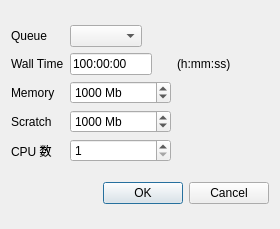
Above: src/Process/QueueResourcesDialog.ui from stone-Glitch/IQmol-for-Chinese before the change. Below: the same form after it.
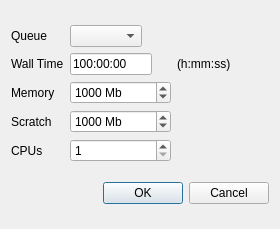
That is the form after the change.

Commit message:
将 3 处 .ui 直改中文还原为 tr() 翻译方案
- QueueResourcesDialog.ui: CPU 数 -> CPUs, 译文移入 zh_CN.ts (CPU 数)
- AttenuationParameterTab.ui: Ω（衰减参数）-> Omega, 译文移入 zh_CN.ts
- ColorDialog.ui: 不透明度 (α) -> Alpha, 译文移入 zh_CN.ts
- 清理直改期间 lupdate 从 .ui 提取的 3 条冗余中文 source 条目 (1522->1519 条)
- 恢复英文界面回退能力: 源码保持英文原文, 中文仅在 zh_CN.qm 中
- 静态渲染验证 3 个对话框运行时中文显示正常

Diff of the .ui file:
```diff
--- a/src/Process/QueueResourcesDialog.ui
+++ b/src/Process/QueueResourcesDialog.ui
@@ -156,7 +156,7 @@
      <item row="4" column="0">
       <widget class="QLabel" name="label_6">
        <property name="text">
-        <string>CPU 数</string>
+        <string>CPUs</string>
        </property>
       </widget>
      </item>
```
The commit also changes 4 other files.
